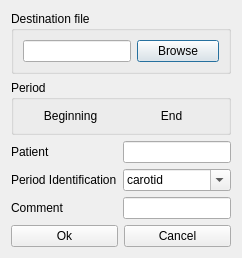
Above: dyngraph/designer/periodexport.ui from jaj42/GraPhysio before the change. Below: the same form after it.
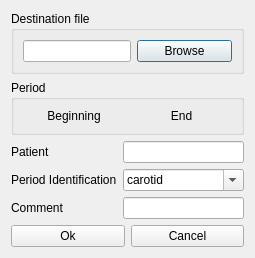
That is the form after the change.

Commit message: Add period export functionality

Diff of the .ui file:
```diff
--- a/dyngraph/designer/periodexport.ui
+++ b/dyngraph/designer/periodexport.ui
@@ -1,7 +1,15 @@
 <?xml version="1.0" encoding="UTF-8"?>
 <ui version="4.0">
- <class>Dialog</class>
- <widget class="QDialog" name="Dialog">
+ <class>PeriodExport</class>
+ <widget class="QDialog" name="PeriodExport">
+  <property name="geometry">
+   <rect>
+    <x>0</x>
+    <y>0</y>
+    <width>255</width>
+    <height>237</height>
+   </rect>
+  </property>
   <property name="windowTitle">
    <string>Export period information</string>
   </property>
```
The commit also changes 2 other files.
